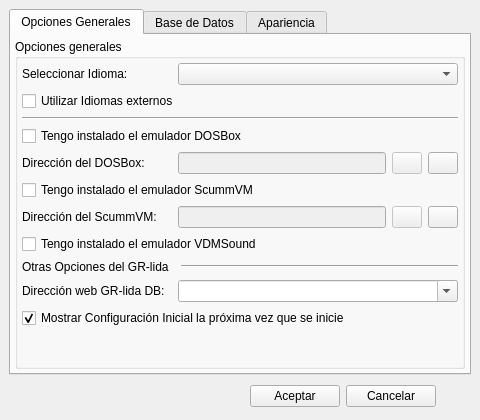
Monthy/gr-lida, file ui/opciones.ui: the form before one commit.
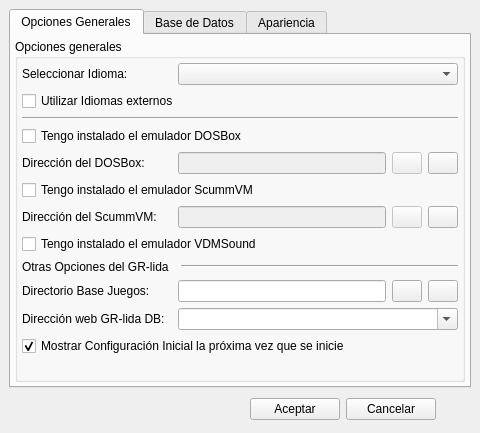
The form after the commit. Icons and pictures are not drawn.

Commit message: Añadido en las opciones la posibilidad de poner un directorio como base para las importaciones de los juegos, ya que cada usuario tiene los juegos en un directorio distinto o usa otro sistema operativo. El comodín que se usa es: {DirBaseGames}

```diff
--- a/ui/opciones.ui
+++ b/ui/opciones.ui
@@ -6,7 +6,7 @@
     <x>0</x>
     <y>0</y>
     <width>480</width>
-    <height>420</height>
+    <height>433</height>
    </rect>
   </property>
   <property name="minimumSize" >
@@ -380,6 +380,67 @@
             </item>
            </layout>
           </item>
+          <item>
+           <layout class="QHBoxLayout" >
+            <property name="rightMargin" >
+             <number>0</number>
+            </property>
+            <item>
+             <widget class="QLabel" name="lb_Confini_12" >
+              <property name="sizePolicy" >
+               <sizepolicy vsizetype="Fixed" hsizetype="Fixed" >
+                <horstretch>0</horstretch>
+                <verstretch>0</verstretch>
+               </sizepolicy>
+              </property>
+              <property name="minimumSize" >
+               <size>
+                <width>150</width>
+                <height>0</height>
+               </size>
+              </property>
+              <property name="text" >
+               <string>Directorio Base Juegos:</string>
+              </property>
+             </widget>
+            </item>
+            <item>
+             <widget class="QLineEdit" name="txtDirBaseGames" />
+            </item>
+            <item>
+             <widget class="QPushButton" name="btnDirBaseGames" >
+              <property name="maximumSize" >
+               <size>
+                <width>30</width>
+                <height>26</height>
+               </size>
+              </property>
+              <property name="icon" >
+               <iconset resource="../res/grlida.qrc" >:/img16/carpeta_1.png</iconset>
+              </property>
+             </widget>
+            </item>
+            <item>
+             <widget class="QPushButton" name="btnDirBaseGames_clear" >
+              <property name="enabled" >
+               <bool>true</bool>
+              </property>
+              <property name="maximumSize" >
+               <size>
+                <width>30</width>
+                <height>26</height>
+               </size>
+              </property>
+              <property name="text" >
+               <string/>
+              </property>
+              <property name="icon" >
+               <iconset resource="../res/grlida.qrc" >:/img16/limpiar.png</iconset>
+              </property>
+             </widget>
+            </item>
+           </layout>
+          </item>
           <item>
            <layout class="QHBoxLayout" >
             <property name="spacing" >
```
Left out of the diff: 88 changed lines with no effect on the pictures. The commit also changes 18 other files.
